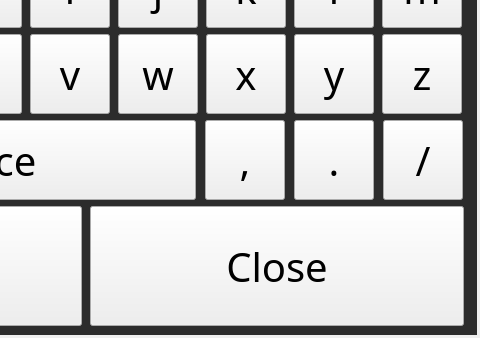
This is gui/mainwidget/src/ui/keyboard/uikeyboarddialog.ui in yjsin-emastec/neptune as Qt 5 draws it before an edit; both pictures show x 688 to 1168 and y 282 to 620 of the 1168 by 620 pixel window. The edited form follows.
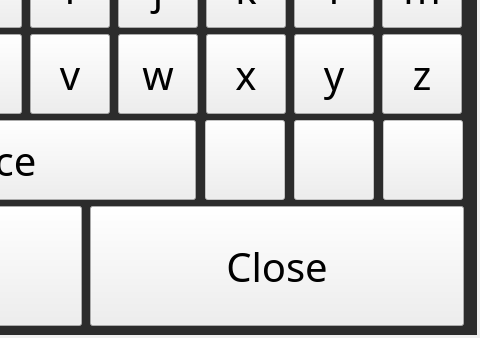
This is the edited form.

Commit message: Disable slash,coma,period in virtual keyboard

```diff
--- a/gui/mainwidget/src/ui/keyboard/uikeyboarddialog.ui
+++ b/gui/mainwidget/src/ui/keyboard/uikeyboarddialog.ui
@@ -1513,6 +1513,9 @@
            </item>
            <item>
             <widget class="QPushButton" name="pushButton_comma">
+             <property name="enabled">
+              <bool>false</bool>
+             </property>
              <property name="sizePolicy">
               <sizepolicy hsizetype="Expanding" vsizetype="Fixed">
                <horstretch>0</horstretch>
@@ -1538,7 +1541,7 @@
               </font>
              </property>
              <property name="text">
-              <string>,</string>
+              <string/>
              </property>
              <property name="autoDefault">
               <bool>false</bool>
@@ -1547,6 +1550,9 @@
            </item>
            <item>
             <widget class="QPushButton" name="pushButton_period">
+             <property name="enabled">
+              <bool>false</bool>
+             </property>
              <property name="sizePolicy">
               <sizepolicy hsizetype="Expanding" vsizetype="Fixed">
                <horstretch>0</horstretch>
@@ -1572,7 +1578,7 @@
               </font>
              </property>
              <property name="text">
-              <string>.</string>
+              <string/>
              </property>
              <property name="autoDefault">
               <bool>false</bool>
@@ -1581,6 +1587,9 @@
            </item>
            <item>
             <widget class="QPushButton" name="pushButton_forward_slash">
+             <property name="enabled">
+              <bool>false</bool>
+             </property>
              <property name="sizePolicy">
               <sizepolicy hsizetype="Expanding" vsizetype="Fixed">
                <horstretch>0</horstretch>
@@ -1606,7 +1615,7 @@
               </font>
              </property>
              <property name="text">
-              <string>/</string>
+              <string/>
              </property>
              <property name="autoDefault">
               <bool>false</bool>
```
The commit also changes 2 other files.
